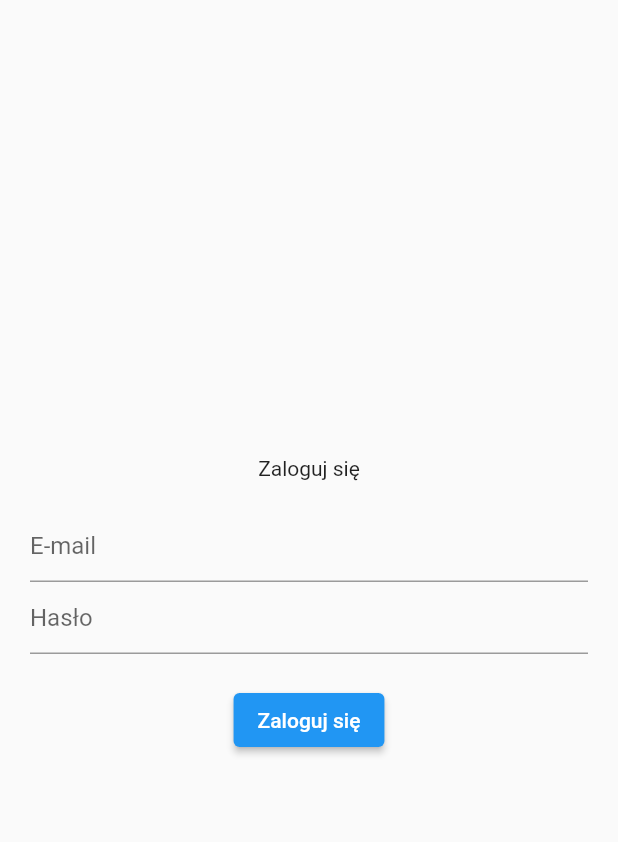
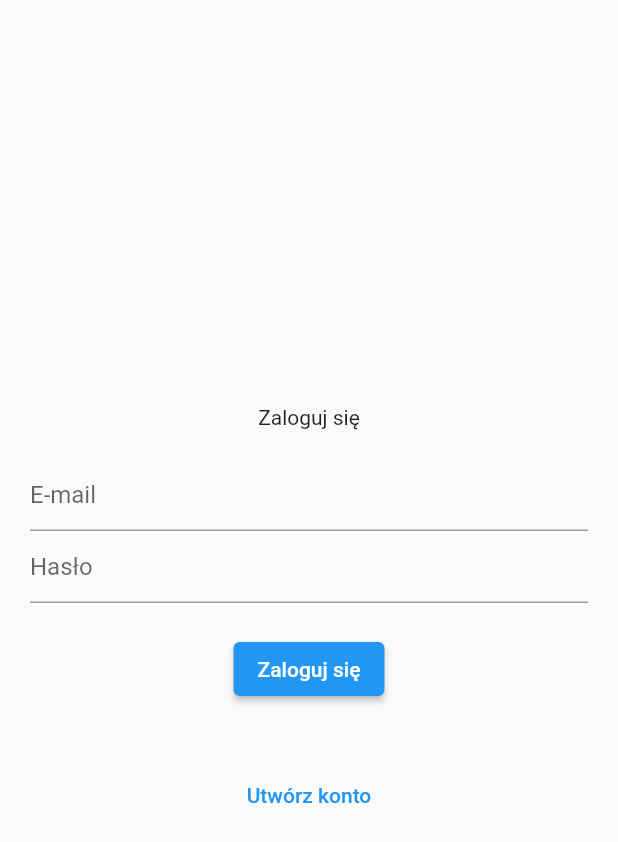
Before and after one commit to Xareth/pizza_oceniacz, a Flutter app: the screen it shows after launch, on a phone screen of 412 x 824 dp. Shown: the top 842 px of the screen. Run offline on Flutter 3.47's test engine with Material 2 defaults, Android fonts, the light colour scheme and no system bars; our stand-ins replace firebase_auth, firebase_core; accounts and stored records are empty.

Commit message:
add registration and login

```diff
--- a/lib/app/login/login_page.dart
+++ b/lib/app/login/login_page.dart
@@ -15,6 +15,7 @@ class LoginPage extends StatefulWidget {
 
 class _LoginPageState extends State<LoginPage> {
   var errorMessage = '';
+  var isCreatingAccount = false;
 
   @override
   Widget build(BuildContext context) {
@@ -25,7 +26,7 @@ class _LoginPageState extends State<LoginPage> {
           child: Column(
               mainAxisAlignment: MainAxisAlignment.center,
               children: <Widget>[
-                const Text('Zaloguj się'),
+                Text(isCreatingAccount ? 'Zarejestruj się' : 'Zaloguj się'),
                 const SizedBox(
                   height: 20,
                 ),
@@ -43,6 +44,18 @@ class _LoginPageState extends State<LoginPage> {
                 ),
                 ElevatedButton(
                   onPressed: () async {
+                    if (isCreatingAccount == true) {
+                      try {
+                        await FirebaseAuth.instance
+                            .createUserWithEmailAndPassword(
+                                email: widget.emailController.text,
+                                password: widget.passwordController.text);
+                      } catch (error) {
+                        setState(() {
+                          errorMessage = error.toString();
+                        });
+                      }
+                    } else {
                       try {
                         await FirebaseAuth.instance.signInWithEmailAndPassword(
                             email: widget.emailController.text,
@@ -52,10 +65,34 @@ class _LoginPageState extends State<LoginPage> {
                           errorMessage = error.toString();
                         });
                       }
+                    }
                   },
-                  child: const Text('Zaloguj się'),
+                  child: Text(
+                      isCreatingAccount ? 'Zarejestruj się' : 'Zaloguj się'),
                 ),
                 Text(errorMessage),
+                const SizedBox(
+                  height: 20,
+                ),
+                if (isCreatingAccount == false) ...[
+                  TextButton(
+                    onPressed: () {
+                      setState(() {
+                        isCreatingAccount = true;
+                      });
+                    },
+                    child: const Text('Utwórz konto'),
+                  )
+                ] else ...[
+                  TextButton(
+                    onPressed: () {
+                      setState(() {
+                        isCreatingAccount = false;
+                      });
+                    },
+                    child: Text('Masz juz konto? Zaloguj się!'),
+                  )
+                ]
               ]),
         ),
       ),
```
Lines whose indentation alone changed are shown as unchanged.
